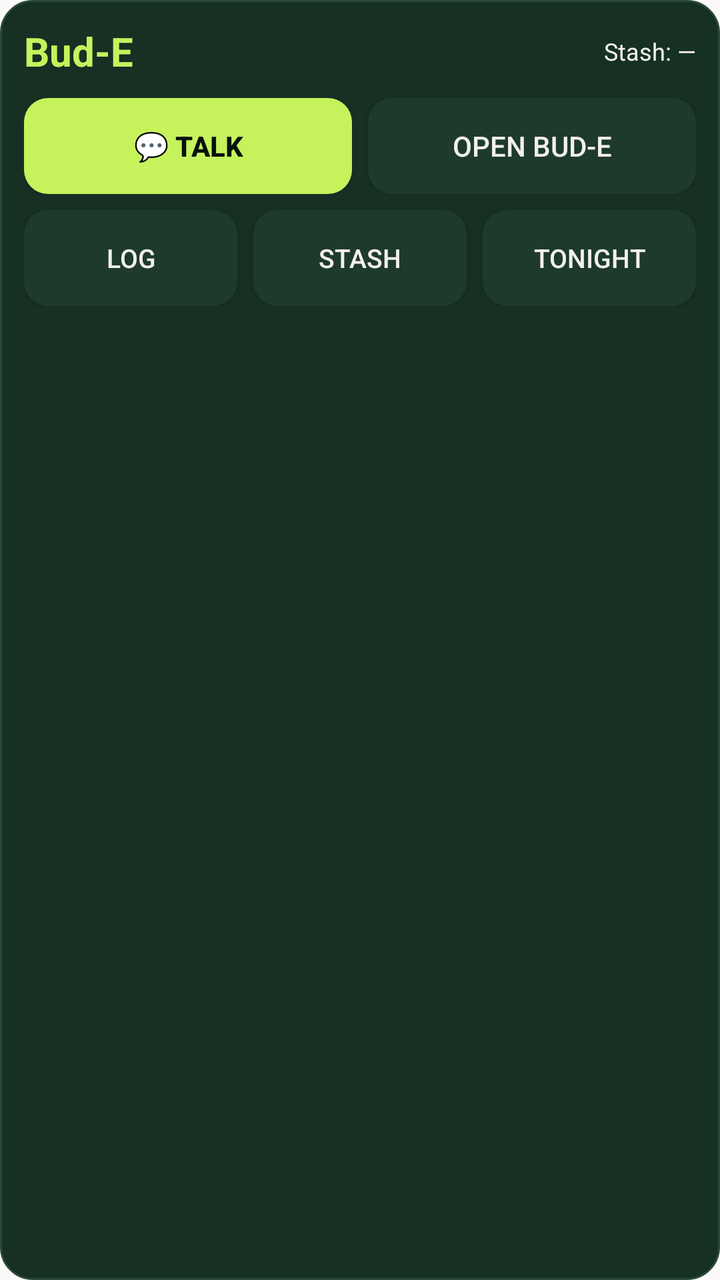
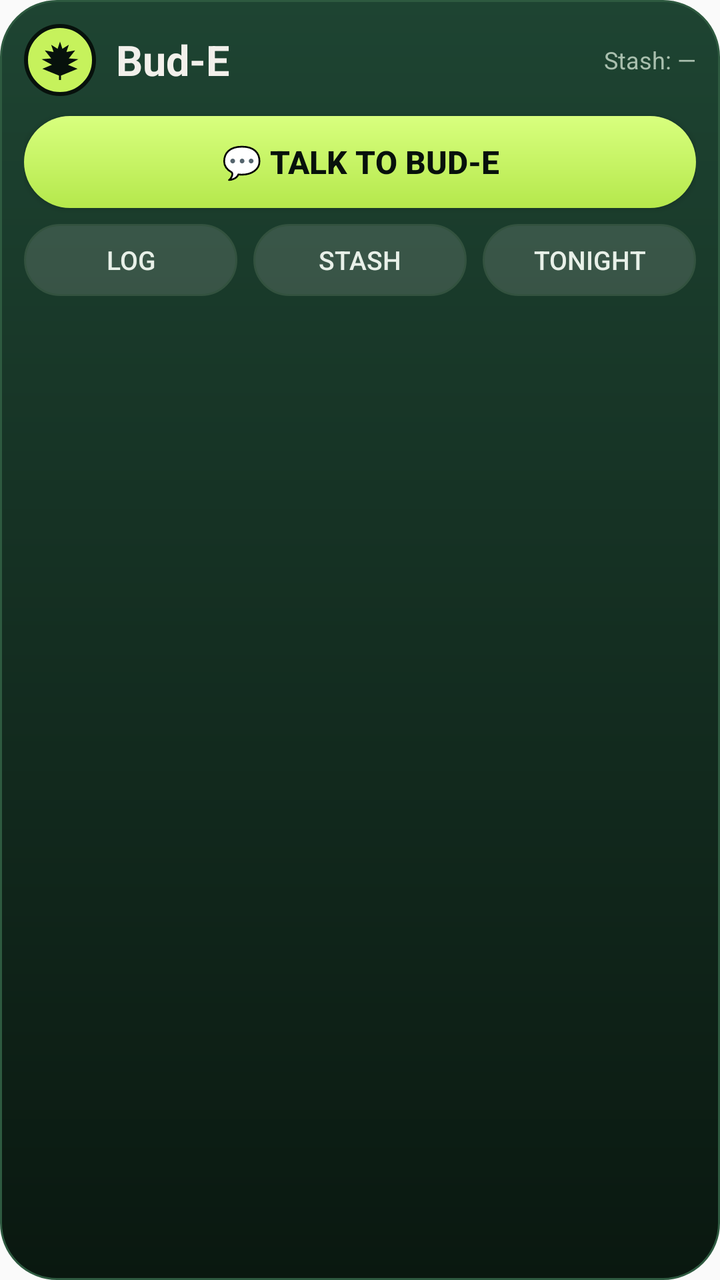

Two renders of the same Android screen: before a commit and after it. Below are the layout's source before the change and the commit's diff.
<!-- AndroidManifest.xml: application theme AppTheme -->
<!-- res/layout/bud_e_widget.xml -->
<?xml version="1.0" encoding="utf-8"?>
<LinearLayout xmlns:android="http://schemas.android.com/apk/res/android"
    android:layout_width="match_parent"
    android:layout_height="match_parent"
    android:background="@drawable/bud_e_widget_bg"
    android:orientation="vertical"
    android:padding="12dp">

    <LinearLayout
        android:layout_width="match_parent"
        android:layout_height="wrap_content"
        android:gravity="center_vertical"
        android:orientation="horizontal">

        <TextView
            android:id="@+id/widget_title"
            android:layout_width="wrap_content"
            android:layout_height="wrap_content"
            android:text="Bud-E"
            android:textColor="#c6f25c"
            android:textSize="20sp"
            android:textStyle="bold" />

        <TextView
            android:id="@+id/widget_stash"
            android:layout_width="0dp"
            android:layout_height="wrap_content"
            android:layout_marginStart="12dp"
            android:layout_weight="1"
            android:gravity="end"
            android:maxLines="1"
            android:text="Stash: —"
            android:textColor="#f2f0eb"
            android:textSize="12sp" />
    </LinearLayout>

    <LinearLayout
        android:layout_width="match_parent"
        android:layout_height="wrap_content"
        android:layout_marginTop="10dp"
        android:orientation="horizontal">

        <Button
            android:id="@+id/widget_talk"
            android:layout_width="0dp"
            android:layout_height="wrap_content"
            android:layout_weight="1"
            android:background="@drawable/bud_e_widget_btn_talk"
            android:text="💬 Talk"
            android:textColor="#07110c"
            android:textStyle="bold" />

        <Button
            android:id="@+id/widget_open"
            android:layout_width="0dp"
            android:layout_height="wrap_content"
            android:layout_marginStart="8dp"
            android:layout_weight="1"
            android:background="@drawable/bud_e_widget_btn_ghost"
            android:text="Open Bud-E"
            android:textColor="#f2f0eb" />
    </LinearLayout>

    <LinearLayout
        android:layout_width="match_parent"
        android:layout_height="wrap_content"
        android:layout_marginTop="8dp"
        android:orientation="horizontal">

        <Button
            android:id="@+id/widget_log"
            android:layout_width="0dp"
            android:layout_height="wrap_content"
            android:layout_weight="1"
            android:background="@drawable/bud_e_widget_btn_ghost"
            android:text="Log"
            android:textColor="#f2f0eb"
            android:textSize="13sp" />

        <Button
            android:id="@+id/widget_stash_btn"
            android:layout_width="0dp"
            android:layout_height="wrap_content"
            android:layout_marginStart="8dp"
            android:layout_weight="1"
            android:background="@drawable/bud_e_widget_btn_ghost"
            android:text="Stash"
            android:textColor="#f2f0eb"
            android:textSize="13sp" />

        <Button
            android:id="@+id/widget_tonight"
            android:layout_width="0dp"
            android:layout_height="wrap_content"
            android:layout_marginStart="8dp"
            android:layout_weight="1"
            android:background="@drawable/bud_e_widget_btn_ghost"
            android:text="Tonight"
            android:textColor="#f2f0eb"
            android:textSize="13sp" />
    </LinearLayout>
</LinearLayout>
<!-- resources referenced by this layout -->
<resources>
  <!-- drawable bud_e_widget_bg (drawable) -->
  <?xml version="1.0" encoding="utf-8"?>
  <shape xmlns:android="http://schemas.android.com/apk/res/android"
      android:shape="rectangle">
      <solid android:color="#163024" />
      <stroke
          android:width="1dp"
          android:color="#2a4a38" />
      <corners android:radius="16dp" />
  </shape>
  <!-- drawable bud_e_widget_btn_ghost (drawable) -->
  <?xml version="1.0" encoding="utf-8"?>
  <shape xmlns:android="http://schemas.android.com/apk/res/android"
      android:shape="rectangle">
      <solid android:color="#1d3a2c" />
      <corners android:radius="12dp" />
  </shape>
  <!-- drawable bud_e_widget_btn_talk (drawable) -->
  <?xml version="1.0" encoding="utf-8"?>
  <shape xmlns:android="http://schemas.android.com/apk/res/android"
      android:shape="rectangle">
      <solid android:color="#c6f25c" />
      <corners android:radius="12dp" />
  </shape>
  <style name="AppTheme" parent="Theme.AppCompat.Light.DarkActionBar">
          
          <item name="colorPrimary">@color/colorPrimary</item>
          <item name="colorPrimaryDark">@color/colorPrimaryDark</item>
          <item name="colorAccent">@color/colorAccent</item>
      </style>
</resources>

<!-- the commit's change to res/layout/bud_e_widget.xml (unified diff, before → after) -->
@@ -7,18 +7,30 @@
     android:padding="12dp">
 
     <LinearLayout
+        android:id="@+id/widget_header"
         android:layout_width="match_parent"
         android:layout_height="wrap_content"
         android:gravity="center_vertical"
         android:orientation="horizontal">
 
+        <ImageView
+            android:id="@+id/widget_leaf"
+            android:layout_width="36dp"
+            android:layout_height="36dp"
+            android:background="@drawable/bud_e_bubble_bg"
+            android:contentDescription="Bud-E"
+            android:padding="8dp"
+            android:scaleType="fitCenter"
+            android:src="@drawable/ic_bud_leaf" />
+
         <TextView
             android:id="@+id/widget_title"
             android:layout_width="wrap_content"
             android:layout_height="wrap_content"
+            android:layout_marginStart="10dp"
             android:text="Bud-E"
-            android:textColor="#c6f25c"
-            android:textSize="20sp"
+            android:textColor="#f2f0eb"
+            android:textSize="21sp"
             android:textStyle="bold" />
 
         <TextView
@@ -30,36 +42,21 @@
             android:gravity="end"
             android:maxLines="1"
             android:text="Stash: —"
-            android:textColor="#f2f0eb"
+            android:textColor="#a9bfae"
             android:textSize="12sp" />
     </LinearLayout>
 
-    <LinearLayout
+    <Button
+        android:id="@+id/widget_talk"
         android:layout_width="match_parent"
-        android:layout_height="wrap_content"
+        android:layout_height="46dp"
         android:layout_marginTop="10dp"
-        android:orientation="horizontal">
-
-        <Button
-            android:id="@+id/widget_talk"
-            android:layout_width="0dp"
-            android:layout_height="wrap_content"
-            android:layout_weight="1"
-            android:background="@drawable/bud_e_widget_btn_talk"
-            android:text="💬 Talk"
-            android:textColor="#07110c"
-            android:textStyle="bold" />
-
-        <Button
-            android:id="@+id/widget_open"
-            android:layout_width="0dp"
-            android:layout_height="wrap_content"
-            android:layout_marginStart="8dp"
-            android:layout_weight="1"
-            android:background="@drawable/bud_e_widget_btn_ghost"
-            android:text="Open Bud-E"
-            android:textColor="#f2f0eb" />
-    </LinearLayout>
+        android:background="@drawable/bud_e_widget_btn_talk"
+        android:minHeight="0dp"
+        android:text="💬 Talk to Bud-E"
+        android:textColor="#07110c"
+        android:textSize="16sp"
+        android:textStyle="bold" />
 
     <LinearLayout
         android:layout_width="match_parent"
@@ -70,33 +67,36 @@
         <Button
             android:id="@+id/widget_log"
             android:layout_width="0dp"
-            android:layout_height="wrap_content"
+            android:layout_height="36dp"
             android:layout_weight="1"
             android:background="@drawable/bud_e_widget_btn_ghost"
+            android:minHeight="0dp"
             android:text="Log"
-            android:textColor="#f2f0eb"
+            android:textColor="#e8f0e8"
             android:textSize="13sp" />
 
         <Button
             android:id="@+id/widget_stash_btn"
             android:layout_width="0dp"
-            android:layout_height="wrap_content"
+            android:layout_height="36dp"
             android:layout_marginStart="8dp"
             android:layout_weight="1"
             android:background="@drawable/bud_e_widget_btn_ghost"
+            android:minHeight="0dp"
             android:text="Stash"
-            android:textColor="#f2f0eb"
+            android:textColor="#e8f0e8"
             android:textSize="13sp" />
 
         <Button
             android:id="@+id/widget_tonight"
             android:layout_width="0dp"
-            android:layout_height="wrap_content"
+            android:layout_height="36dp"
             android:layout_marginStart="8dp"
             android:layout_weight="1"
             android:background="@drawable/bud_e_widget_btn_ghost"
+            android:minHeight="0dp"
             android:text="Tonight"
-            android:textColor="#f2f0eb"
+            android:textColor="#e8f0e8"
             android:textSize="13sp" />
     </LinearLayout>
 </LinearLayout>
<!-- resource entries referenced after the edit -->
@@ -1,29 +1,63 @@
 <!-- resources referenced by this layout -->
 <resources>
+  <!-- drawable bud_e_bubble_bg (drawable) -->
+  <?xml version="1.0" encoding="utf-8"?>
+  <shape xmlns:android="http://schemas.android.com/apk/res/android"
+      android:shape="oval">
+      <solid android:color="#c6f25c" />
+      <stroke
+          android:width="2dp"
+          android:color="#07110c" />
+  </shape>
   <!-- drawable bud_e_widget_bg (drawable) -->
   <?xml version="1.0" encoding="utf-8"?>
   <shape xmlns:android="http://schemas.android.com/apk/res/android"
       android:shape="rectangle">
-      <solid android:color="#163024" />
+      <gradient
+          android:startColor="#1e4432"
+          android:endColor="#0a1810"
+          android:angle="270" />
       <stroke
           android:width="1dp"
-          android:color="#2a4a38" />
-      <corners android:radius="16dp" />
+          android:color="#2e5a40" />
+      <corners android:radius="28dp" />
   </shape>
   <!-- drawable bud_e_widget_btn_ghost (drawable) -->
   <?xml version="1.0" encoding="utf-8"?>
   <shape xmlns:android="http://schemas.android.com/apk/res/android"
       android:shape="rectangle">
-      <solid android:color="#1d3a2c" />
-      <corners android:radius="12dp" />
+      <solid android:color="#22FFFFFF" />
+      <stroke
+          android:width="1dp"
+          android:color="#33523f" />
+      <corners android:radius="20dp" />
   </shape>
   <!-- drawable bud_e_widget_btn_talk (drawable) -->
   <?xml version="1.0" encoding="utf-8"?>
   <shape xmlns:android="http://schemas.android.com/apk/res/android"
       android:shape="rectangle">
-      <solid android:color="#c6f25c" />
-      <corners android:radius="12dp" />
+      <gradient
+          android:startColor="#d8ff7e"
+          android:endColor="#b5e84c"
+          android:angle="270" />
+      <corners android:radius="24dp" />
   </shape>
+  <!-- drawable ic_bud_leaf (drawable) -->
+  <?xml version="1.0" encoding="utf-8"?>
+  <vector xmlns:android="http://schemas.android.com/apk/res/android"
+      android:width="24dp"
+      android:height="24dp"
+      android:viewportWidth="100"
+      android:viewportHeight="100">
+      <path
+          android:fillColor="#07110c"
+          android:pathData="M50,90 L6,72 L30,62 L4,48 L28,46 L12,26 L34,30 L28,12 L44,22 L50,4 L56,22 L72,12 L66,30 L88,26 L72,46 L96,48 L70,62 L94,72 L50,90 Z" />
+      <path
+          android:strokeColor="#07110c"
+          android:strokeWidth="5"
+          android:strokeLineCap="round"
+          android:pathData="M50,90 L50,99" />
+  </vector>
   <style name="AppTheme" parent="Theme.AppCompat.Light.DarkActionBar">
           
           <item name="colorPrimary">@color/colorPrimary</item>
